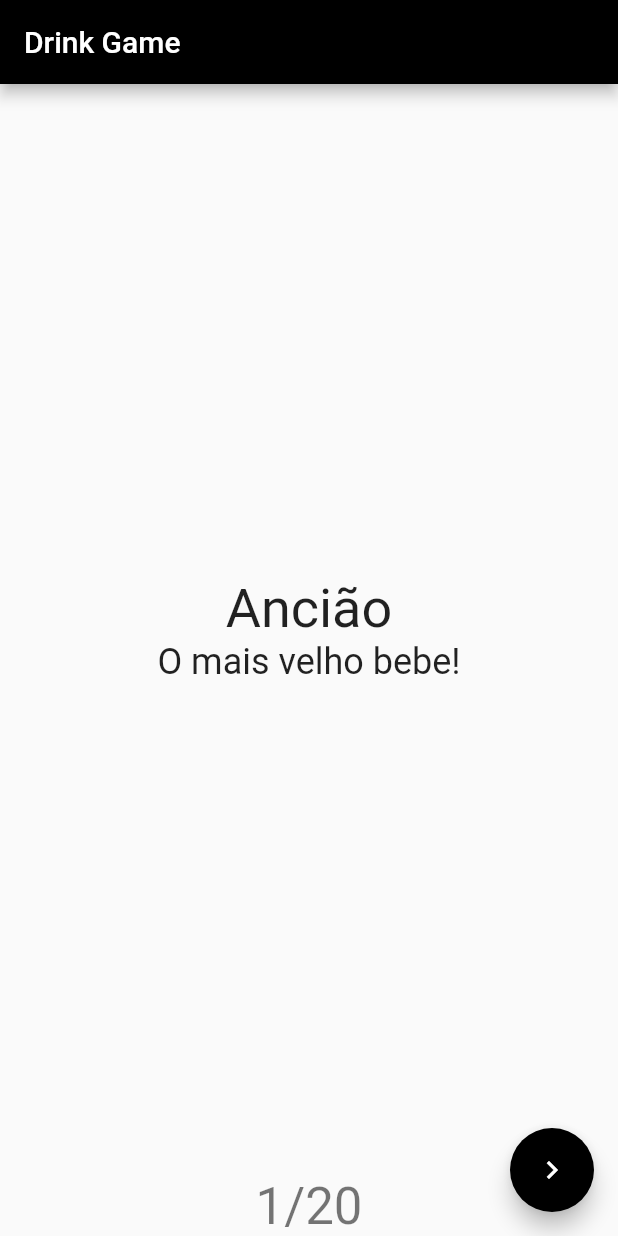
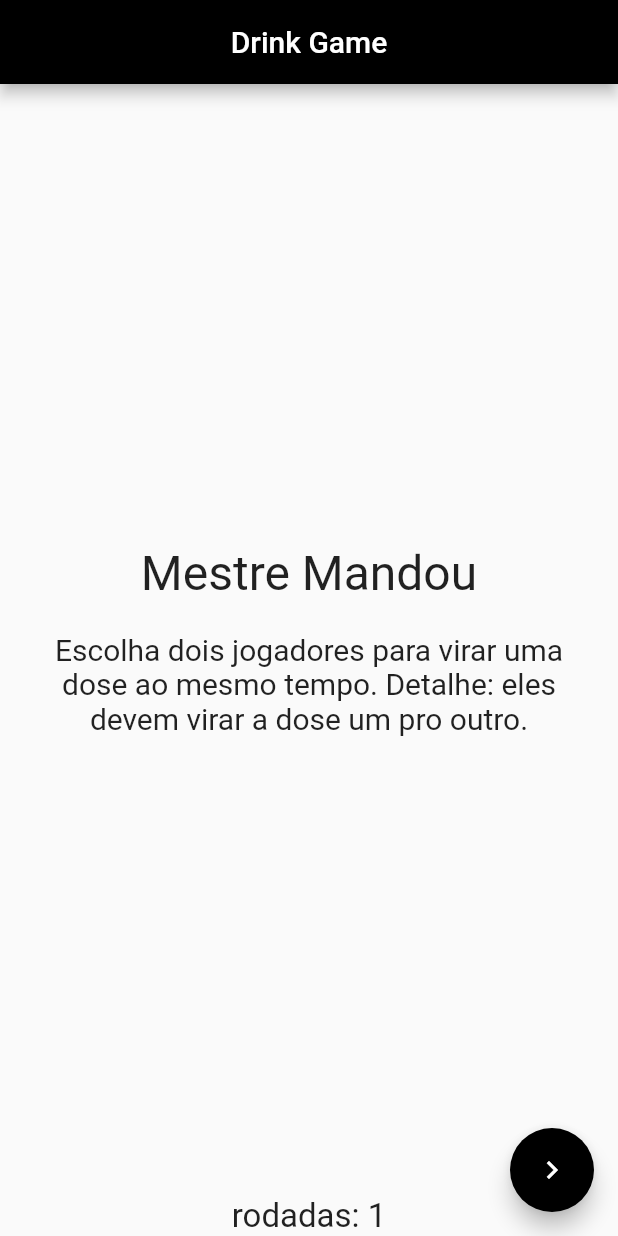
Before and after one commit to mourav-victor/drink_game, a Flutter app: the screen it shows after launch, after a tap on the "navigate next" icon, on a phone screen of 412 x 824 dp. Run offline on Flutter 3.47's test engine with Material 2 defaults, Android fonts, the phone set to English and light mode, and no system bars; our stand-ins replace flutter_mobx, mobx; generated files the repository leaves out were written again.

Commit message:
add card changes and random mechanism

```diff
--- a/lib/components/card.dart
+++ b/lib/components/card.dart
@@ -14,11 +14,15 @@ class Cards extends StatelessWidget {
 
   @override
   Widget build(BuildContext context) {
-    return Column(
-      children: [
-        Text(title, style: TextStyle(fontSize: 36)),
-        Text(legend, style: TextStyle(fontSize: 24)),
-      ],
+    return Container(
+      margin: EdgeInsets.all(15),
+      child: Column(
+        children: [
+          Text(title, style: TextStyle(fontSize: 32), textAlign: TextAlign.center,),
+          SizedBox(height: 20,),
+          Text(legend, style: TextStyle(fontSize: 20), textAlign: TextAlign.center,),
+        ],
+      ),
     );
 
   }
--- a/lib/controller.dart
+++ b/lib/controller.dart
@@ -1,9 +1,16 @@
 import 'package:mobx/mobx.dart';
+import 'components/card.dart';
+import 'dart:math';
+
 part 'controller.g.dart';
 
 class Controller = ControllerBase with _$Controller;
 
 abstract class ControllerBase with Store{
+  Random random = Random();
+
+  @observable
+  Cards currentCard = Cards(title: 'Entrando no clima', legend: 'Todos os jogadores bebem uma dose. Saúde!');
 
   @observable
   int counter = 0;
@@ -13,6 +20,35 @@ abstract class ControllerBase with Store{
     counter++;
   }
 
+  @action
+  changeCard(){
+    int cardNumber = random.nextInt(card_list.length);
+    //current_card = Cards(title: 'Ancião', legend: 'O jogador mais velho bebe!');
+    currentCard = card_list[cardNumber];
+  }
+
+  // Lista dos possíveis Cards
+  List<Cards> card_list = [
+    Cards(title: "Apple", legend: "Todos os jogadores que possuem iPhone bebem."),
+    Cards(title: "Graduados", legend: "Todos os jogadores formados bebem."),
+    Cards(title: "Aniversário", legend: "Todos que já fizeram aniversário esse ano bebem uma dose. Se alguém estiver fazendo aniversário hoje, bebe três doses."),
+    Cards(title: "Solteiros", legend: "Todos os jogadores solteiros bebem."),
+    Cards(title: "Óculos", legend: "Todos os jogadores que estão usando óculos bebem."),
+    Cards(title: "Extremos", legend: "O jogador mais alto e o mais baixo tomam uma dose."),
 
 
+    Cards(title: "Europa", legend: "Cite o nome de 10 países europeus. Tome uma dose para cada nome errado ou faltante."),
+    Cards(title: "Mestre Mandou", legend: "Escolha dois jogadores para virar uma dose ao mesmo tempo. Detalhe: eles devem virar a dose um pro outro."),
+    Cards(title: "Aniversário", legend: "Adivinhe a data de aniversário da pessoa a sua esquerda. Três chances, se você errar, bebe."),
+
+  ];
+
+
+  // //Modalidades:
+  // Conhecendo o grupo
+  // Drink or truth
+  // Mestre mandou
+  // Hot questions
+  // Votação
+  //
 }
--- a/lib/main.dart
+++ b/lib/main.dart
@@ -40,6 +40,7 @@ class _MyHomePageState extends State<MyHomePage> {
   Widget build(BuildContext context) {
     return Scaffold(
       appBar: AppBar(
+        centerTitle: true,
         title: Text(widget.title),
         backgroundColor: Colors.black,
       ),
@@ -48,13 +49,18 @@ class _MyHomePageState extends State<MyHomePage> {
           mainAxisAlignment: MainAxisAlignment.center,
           children: <Widget>[
             Spacer(),
-            const Cards(title: 'Ancião', legend: 'O mais velho bebe!',),
+            Observer(
+              builder: (context) {
+                return widget.controller.currentCard;
+              }
+            ),
+            //const Cards(title: 'Ancião', legend: 'O mais velho bebe!',),
             Spacer(),
             Observer(
               builder: (context) {
                 return Text(
-                  '${widget.controller.counter}/20',
-                  style: Theme.of(context).textTheme.headline4,
+                  'rodadas: ${widget.controller.counter}',
+                  style: const TextStyle(fontSize: 22)
                 );
               }
             ),
@@ -64,6 +70,7 @@ class _MyHomePageState extends State<MyHomePage> {
       floatingActionButton: FloatingActionButton(
         onPressed: (){
           widget.controller.increment();
+          widget.controller.changeCard();
         },
         tooltip: 'Increment',
         backgroundColor: Colors.black,
```
Also changed, not shown: lib/controller.g.dart.
